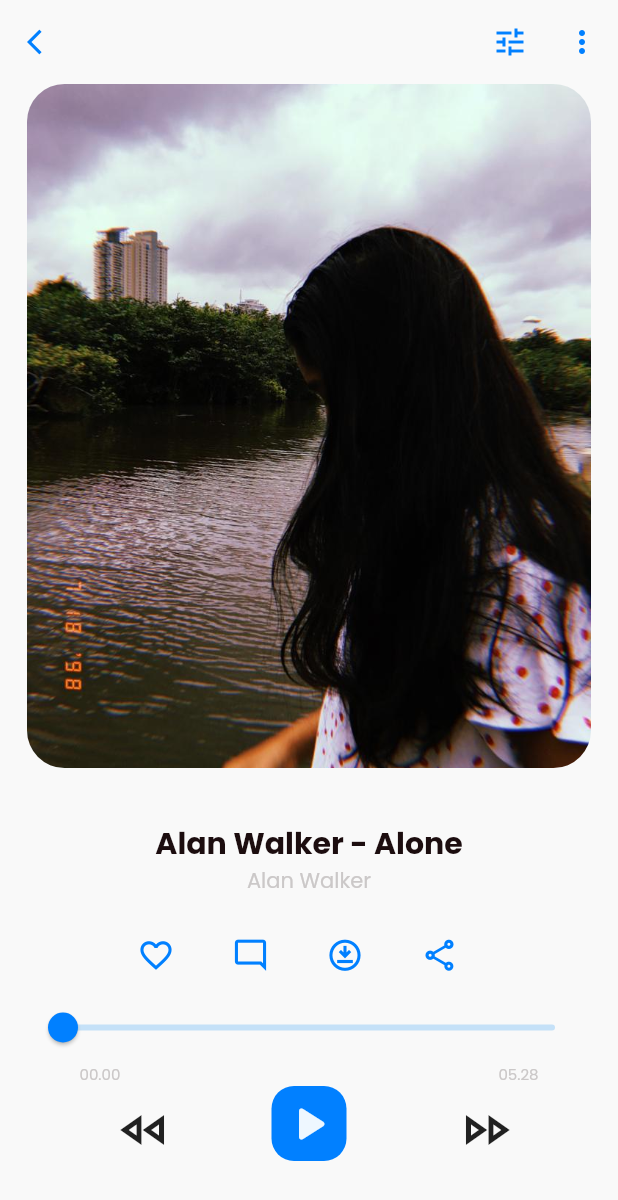
After one commit to thixuni/devsign-app, a Flutter app: the PodcastPage screen opened directly, after a tap on "Alan Walker - Alone", on a phone screen of 412 x 824 dp. The commit adds this screen. Shown: the top 1200 px of the screen. Run offline on Flutter 3.47's test engine with Material 2 defaults, Android fonts, the phone set to English and light mode, and no system bars; our stand-ins replace firebase_auth, firebase_core, percent_indicator; accounts and stored records are empty.

Commit message:
Commit - 25/12/2021

```diff
--- a/lib/constants/fonts.dart
+++ b/lib/constants/fonts.dart
@@ -22,6 +22,13 @@ var kSecTitleStyle = TextStyle(
     fontFamily: 'Poppins',
     decoration: TextDecoration.none);
 
+var kSecTitleStyleBold = TextStyle(
+    fontSize: 20.0,
+    fontWeight: FontWeight.bold,
+    color: kBlack,
+    fontFamily: 'Poppins',
+    decoration: TextDecoration.none);
+
 var kTertiaryTitleStyle = TextStyle(
     fontSize: 18.0,
     color: kBlack,
@@ -36,7 +43,7 @@ var kPrimaryText = TextStyle(
 
 var kPrimaryTextBold = TextStyle(
     fontSize: 16.0,
-    fontWeight: FontWeight.w800,
+    fontWeight: FontWeight.w600,
     color: kBlack,
     fontFamily: 'Poppins',
     decoration: TextDecoration.none);
--- a/lib/main.dart
+++ b/lib/main.dart
@@ -1,5 +1,6 @@
 import 'package:course_app/screens/home/home.dart';
 import 'package:course_app/screens/listen/listen.dart';
+import 'package:course_app/screens/profile/profile.dart';
 import 'package:course_app/screens/signin.dart';
 import 'package:course_app/screens/signup.dart';
 import 'package:firebase_core/firebase_core.dart';
@@ -25,8 +26,9 @@ class MyApp extends StatelessWidget {
     );
     return MaterialApp(
       debugShowCheckedModeBanner: false,
+      //How to add the dark theme here?
       theme: ThemeData(fontFamily: 'Poppins'),
-      home: PodcastPage(),
+      home: ProfilePage(),
     );
   }
 }
--- a/lib/screens/custom_app_bar.dart
+++ b/lib/screens/custom_app_bar.dart
@@ -59,7 +59,7 @@ class CustomAppBar extends StatelessWidget {
               child: IconButton(
                   icon: Icon(
                     Icons.arrow_back_ios,
-                    color: Colors.white,
+                    color: kBlue,
                   ),
                   iconSize: 20,
                   onPressed: () => Navigator.of(context).pop()),
--- a/lib/screens/listen/listen.dart
+++ b/lib/screens/listen/listen.dart
@@ -2,6 +2,7 @@ import 'package:course_app/constants/colors.dart';
 import 'package:course_app/constants/fonts.dart';
 import 'package:course_app/screens/listen/audio-files.dart';
 import 'package:course_app/screens/listen/widgets/inspiration-list.dart';
+import 'package:course_app/screens/listen/widgets/play_view.dart';
 import 'package:course_app/screens/listen/widgets/recommended-list.dart';
 import 'package:flutter/material.dart';
 
@@ -89,7 +90,15 @@ class PodcastPage extends StatelessWidget {
               physics: BouncingScrollPhysics(),
               itemBuilder: (context, index) {
                 var recommend = RecList[index];
-                return RecommendedList(podcast: recommend);
+                return GestureDetector(
+                    onTap: () {
+                      Navigator.push(
+                          context,
+                          MaterialPageRoute(
+                              builder: (context) =>
+                                  PlayView(podcast: recommend)));
+                    },
+                    child: RecommendedList(podcast: recommend));
               }),
         ),
         SizedBox(height: 40.0),
@@ -117,7 +126,14 @@ class PodcastPage extends StatelessWidget {
                 physics: ScrollPhysics(),
                 itemBuilder: (context, index) {
                   var insp = Inspiration[index];
-                  return InspirationList(podcast: insp);
+                  return GestureDetector(
+                      onTap: () {
+                        Navigator.push(
+                            context,
+                            MaterialPageRoute(
+                                builder: (context) => PlayView(podcast: insp)));
+                      },
+                      child: InspirationList(podcast: insp));
                 }))
       ],
     )));
--- a/lib/screens/listen/widgets/inspiration-list.dart
+++ b/lib/screens/listen/widgets/inspiration-list.dart
@@ -13,7 +13,7 @@ class InspirationList extends StatelessWidget {
   Widget build(BuildContext context) {
     return Card(
         elevation: 6.0,
-        shadowColor: kGrey,
+        shadowColor: kLightBlue,
         margin: EdgeInsets.symmetric(horizontal: 18.0, vertical: 8.0),
         shape: RoundedRectangleBorder(
           borderRadius: BorderRadius.circular(15.0),
@@ -31,6 +31,9 @@ class InspirationList extends StatelessWidget {
                   image: DecorationImage(
                       image: AssetImage(podcast.image), fit: BoxFit.cover),
                 )),
+            SizedBox(
+              width: 10,
+            ),
             Expanded(
                 child: Padding(
               padding: EdgeInsets.all(8.0),
@@ -50,10 +53,16 @@ class InspirationList extends StatelessWidget {
                         podcast.genre,
                         style: kTertiaryText.copyWith(color: kBlue),
                       )),
+                  SizedBox(
+                    height: 5,
+                  ),
                   Text(
                     podcast.title,
                     overflow: TextOverflow.ellipsis,
                     style: kPrimaryTextBold,
+                  ),
+                  SizedBox(
+                    height: 5,
                   ),
                   Text("By ${podcast.artist}",
                       overflow: TextOverflow.ellipsis, style: kSecText)
--- /dev/null
+++ b/lib/screens/listen/widgets/play_view.dart
@@ -0,0 +1,215 @@
+import 'package:course_app/constants/colors.dart';
+import 'package:course_app/constants/fonts.dart';
+import 'package:course_app/screens/listen/audio-files.dart';
+import 'package:flutter/material.dart';
+
+class PlayView extends StatefulWidget {
+  final AudioFiles podcast;
+  PlayView({required this.podcast});
+
+  @override
+  _PlayViewState createState() => _PlayViewState();
+}
+
+class _PlayViewState extends State<PlayView> {
+  double progressPodcast = 0;
+  bool isPlay = false;
+  bool isLiked = false;
+
+  @override
+  Widget build(BuildContext context) {
+    return Scaffold(
+      backgroundColor: kBackgroundColor,
+      appBar: AppBar(
+        backgroundColor: kBackgroundColor,
+        elevation: 0,
+        leading: IconButton(
+            icon: Icon(
+              Icons.arrow_back_ios,
+              color: kBlue,
+            ),
+            iconSize: 20,
+            onPressed: () => Navigator.pop(context)),
+        actions: [
+          IconButton(
+            onPressed: () => Navigator.pop(context),
+            icon: Icon(
+              Icons.tune,
+              color: kBlue,
+            ),
+          ),
+          IconButton(
+            onPressed: () => Navigator.pop(context),
+            icon: Icon(
+              Icons.more_vert,
+              color: kBlue,
+            ),
+          ),
+        ],
+      ),
+      body: Container(
+        margin: EdgeInsets.symmetric(horizontal: 18.0),
+        child: Column(
+          children: [
+            Expanded(
+              child: Container(
+                  decoration: BoxDecoration(
+                      borderRadius: BorderRadius.circular(25.0),
+                      image: DecorationImage(
+                        image: AssetImage(
+                          widget.podcast.image,
+                        ),
+                        fit: BoxFit.cover,
+                      ))),
+            ),
+            SizedBox(
+              height: 35.0,
+            ),
+            Text(widget.podcast.title, style: kSecTitleStyleBold),
+            Text(
+              widget.podcast.artist,
+              style: kSecText,
+            ),
+            SizedBox(
+              height: 15.0,
+            ),
+            Row(
+              mainAxisAlignment: MainAxisAlignment.center,
+              children: [
+                IconButton(
+                  icon: Icon(
+                    (!isLiked) ? Icons.favorite_border : Icons.favorite,
+                    size: 25,
+                    color: kBlue,
+                  ),
+                  onPressed: () {
+                    if (isLiked == true) {
+                      setState(() {
+                        this.isLiked = false;
+                      });
+                    } else {
+                      setState(() {
+                        this.isLiked = true;
+                      });
+                    }
+                  },
+                ),
+                SizedBox(
+                  width: 15.0,
+                ),
+                IconButton(
+                  icon: Icon(
+                    Icons.mode_comment_outlined,
+                    size: 25,
+                    color: kBlue,
+                  ),
+                  onPressed: () {},
+                ),
+                SizedBox(
+                  width: 15.0,
+                ),
+                IconButton(
+                  icon: Icon(
+                    Icons.download_for_offline_outlined,
+                    size: 25,
+                    color: kBlue,
+                  ),
+                  onPressed: () {},
+                ),
+                SizedBox(
+                  width: 15.0,
+                ),
+                IconButton(
+                  icon: Icon(
+                    Icons.share_outlined,
+                    size: 25,
+                    color: kBlue,
+                  ),
+                  onPressed: () {},
+                ),
+                SizedBox(
+                  width: 15.0,
+                ),
+              ],
+            ),
+            Slider(
+              value: progressPodcast,
+              max: 1.0,
+              min: 0.0,
+              activeColor: kBlue,
+              onChanged: (val) {
+                setState(() {
+                  progressPodcast = val;
+                });
+              },
+            ),
+            Padding(
+                padding: EdgeInsets.symmetric(horizontal: 35.0),
+                child: Row(
+                  children: [
+                    Text(
+                      "00.00",
+                      style: kTertiaryText,
+                    ),
+                    Spacer(),
+                    Text(
+                      "05.28",
+                      style: kTertiaryText,
+                    ),
+                  ],
+                )),
+            Padding(
+              padding: EdgeInsets.symmetric(horizontal: 50.0),
+              child: Row(
+                mainAxisAlignment: MainAxisAlignment.center,
+                children: [
+                  IconButton(
+                    icon: Icon(Icons.fast_rewind_outlined, size: 40),
+                    onPressed: () {},
+                  ),
+                  Spacer(),
+                  GestureDetector(
+                    onTap: () {
+                      if (isPlay == true) {
+                        setState(() {
+                          this.isPlay = false;
+                        });
+                      } else {
+                        setState(() {
+                          this.isPlay = true;
+                        });
+                      }
+                    },
+                    child: Container(
+                      width: 50.0,
+                      height: 50.0,
+                      decoration: BoxDecoration(
+                        borderRadius: BorderRadius.circular(15.0),
+                        color: kBlue,
+                      ),
+                      child: Container(
+                        child: Icon(
+                          (!isPlay) ? Icons.play_arrow_rounded : Icons.pause,
+                          size: 40,
+                          color: kLightBlue,
+                        ),
+                      ),
+                    ),
+                  ),
+                  Spacer(),
+                  IconButton(
+                    icon: Icon(Icons.fast_forward_outlined, size: 40),
+                    onPressed: () {},
+                  ),
+                ],
+              ),
+            ),
+            SizedBox(
+              height: 50.0,
+            )
+          ],
+        ),
+      ),
+    );
+  }
+}
```
Also changed, not shown: lib/screens/courses/widgets/course_module.dart (+5 -5 lines), lib/screens/home/home.dart (+24 -9 lines), lib/screens/profile/profile.dart (+35 -5 lines), assets/images/profile.jpeg (added).
